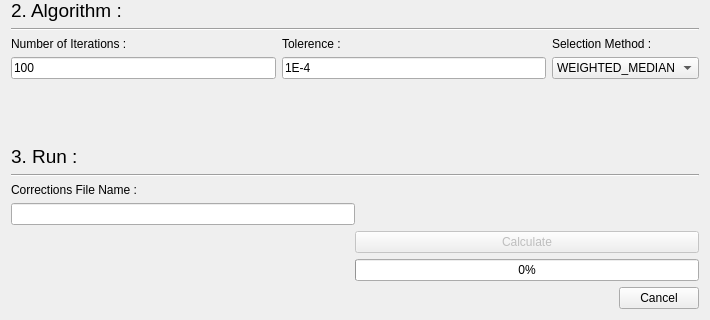
Old version of the form PhzQtUI/auxdir/PhzQtUI/DialogPhotometricCorrectionComputation.ui in the repository astrorama/Phosphoros; both pictures show x 0 to 710 and y 465 to 785 of the 710 by 785 pixel window.
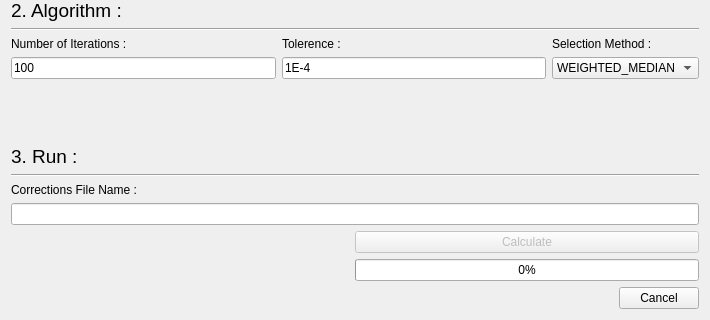
New version of the form.

What changed in the file:
```diff
--- a/PhzQtUI/auxdir/PhzQtUI/DialogPhotometricCorrectionComputation.ui
+++ b/PhzQtUI/auxdir/PhzQtUI/DialogPhotometricCorrectionComputation.ui
@@ -424,19 +424,6 @@
        </property>
       </widget>
      </item>
-     <item>
-      <spacer name="horizontalSpacer_3">
-       <property name="orientation">
-        <enum>Qt::Horizontal</enum>
-       </property>
-       <property name="sizeHint" stdset="0">
-        <size>
-         <width>40</width>
-         <height>20</height>
-        </size>
-       </property>
-      </spacer>
-     </item>
     </layout>
    </item>
    <item>
```
